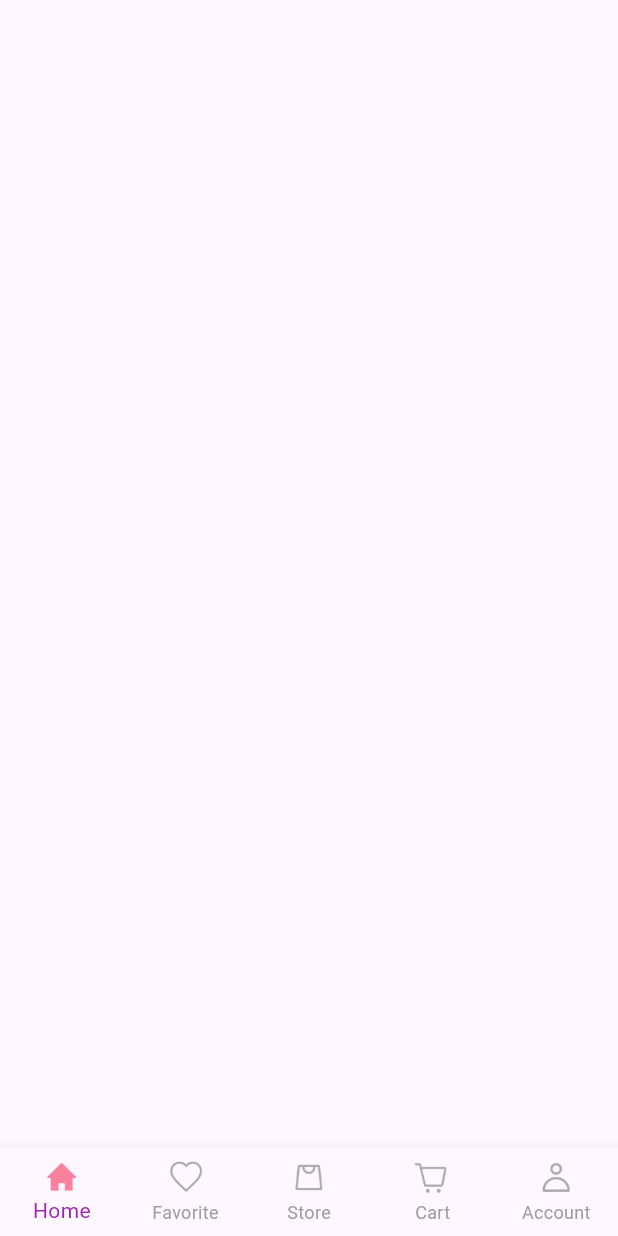
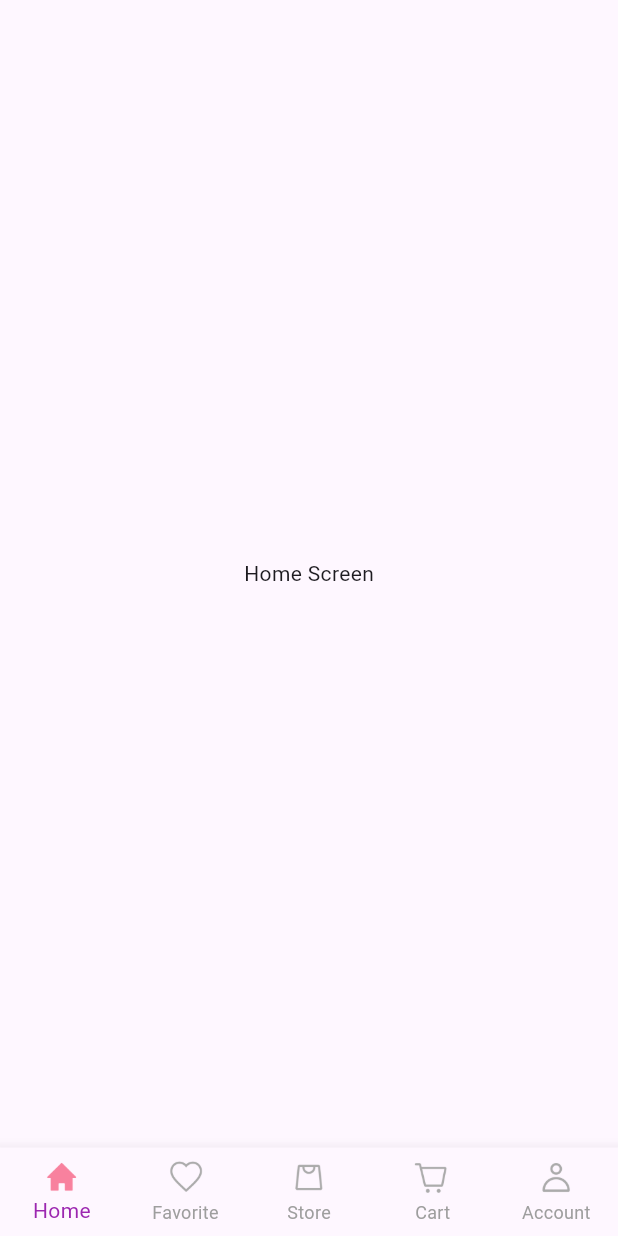
Before and after one commit to justicenyaga/mac-store-app, a Flutter app: the screen it shows after launch, on a phone screen of 412 x 824 dp. Run offline on Flutter 3.47's test engine with Material 3 defaults, Android fonts, the phone set to English and light mode, and no system bars; our stand-ins replace google_fonts.

Commit message:
create navigation screens

```diff
--- a/lib/views/screens/main_screen.dart
+++ b/lib/views/screens/main_screen.dart
@@ -1,4 +1,9 @@
 import 'package:flutter/material.dart';
+import 'package:mac_store_app/views/screens/nav_screens/account_screen.dart';
+import 'package:mac_store_app/views/screens/nav_screens/cart_screen.dart';
+import 'package:mac_store_app/views/screens/nav_screens/favorite_screen.dart';
+import 'package:mac_store_app/views/screens/nav_screens/home_screen.dart';
+import 'package:mac_store_app/views/screens/nav_screens/stores_screen.dart';
 
 class MainScreen extends StatefulWidget {
   const MainScreen({super.key});
@@ -9,6 +14,13 @@
 
 class _MainScreenState extends State<MainScreen> {
   int _pageIndex = 0;
+  final List<Widget> _pages = [
+    const HomeScreen(),
+    const FavoriteScreen(),
+    const StoresScreen(),
+    const CartScreen(),
+    const AccountScreen(),
+  ];
 
   @override
   Widget build(BuildContext context) {
@@ -61,6 +73,7 @@
           ),
         ],
       ),
+      body: _pages[_pageIndex],
     );
   }
 }
--- /dev/null
+++ b/lib/views/screens/nav_screens/home_screen.dart
@@ -0,0 +1,14 @@
+import 'package:flutter/material.dart';
+
+class HomeScreen extends StatelessWidget {
+  const HomeScreen({super.key});
+
+  @override
+  Widget build(BuildContext context) {
+    return Scaffold(
+      body: Center(
+        child: Text("Home Screen"),
+      ),
+    );
+  }
+}
```
Also changed, not shown: lib/views/screens/nav_screens/account_screen.dart (added, +14 -0 lines), lib/views/screens/nav_screens/cart_screen.dart (added, +14 -0 lines), lib/views/screens/nav_screens/favorite_screen.dart (added, +14 -0 lines), lib/views/screens/nav_screens/stores_screen.dart (added, +14 -0 lines).
